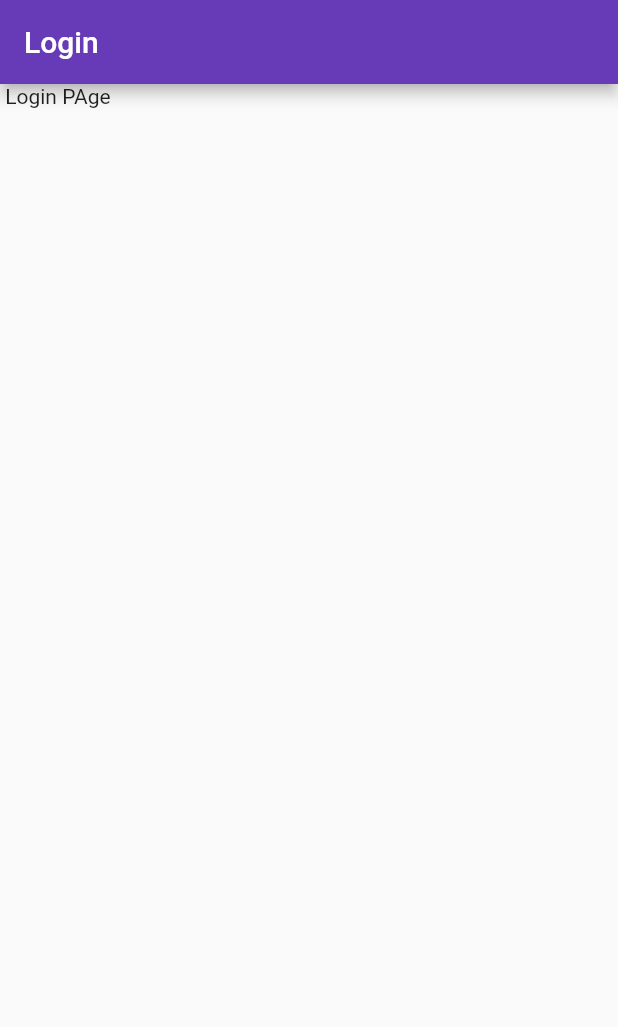
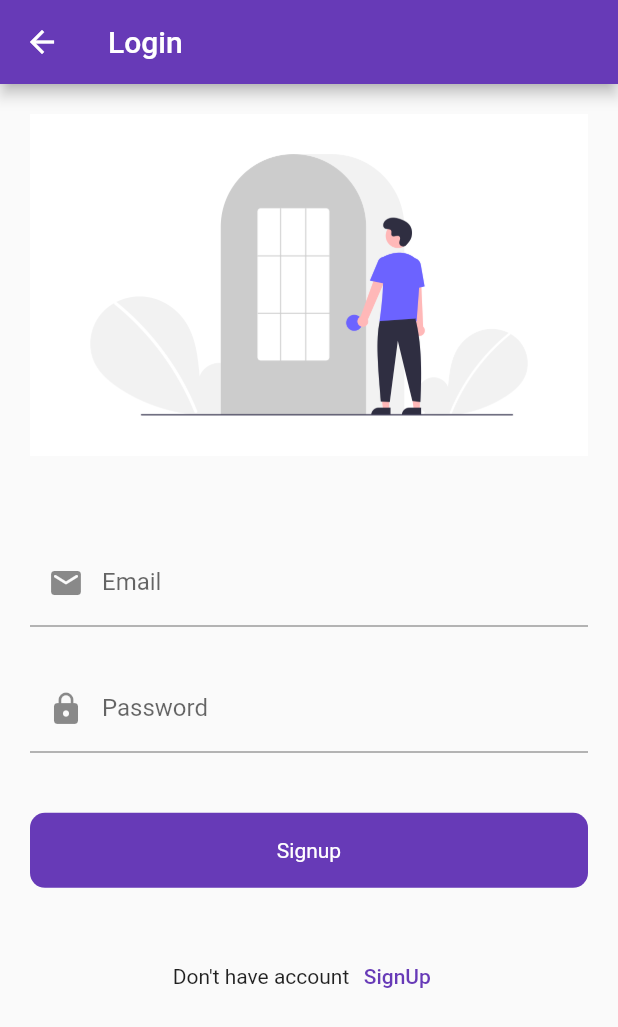
Before and after one commit to DhruvShrotriya/CollegeConnect, a Flutter app: the screen it shows after launch, on a phone screen of 412 x 824 dp. Shown: the top 1027 px of the screen. Run offline on Flutter 3.47's test engine with Material 2 defaults, Android fonts, the phone set to English and light mode, and no system bars; our stand-ins replace firebase_core; accounts and stored records are empty.

Commit message:
Login and Signup Frontend done

```diff
--- a/college_connect/lib/firebase_services/splash_services.dart
+++ b/college_connect/lib/firebase_services/splash_services.dart
@@ -1,4 +1,5 @@
 import 'package:college_connect/pages/auth/login_screen.dart';
+import 'package:college_connect/pages/auth/sign_up.dart';
 import 'package:flutter/material.dart';
 import 'package:flutter/widgets.dart';
 import 'dart:async';
--- a/college_connect/lib/pages/auth/login_screen.dart
+++ b/college_connect/lib/pages/auth/login_screen.dart
@@ -1,4 +1,8 @@
+import 'package:college_connect/pages/auth/sign_up.dart';
 import 'package:flutter/material.dart';
+import 'package:flutter/services.dart';
+
+import '../../widgets/round_button.dart';
 
 class LoginScreen extends StatefulWidget {
   const LoginScreen({super.key});
@@ -8,14 +12,106 @@ class LoginScreen extends StatefulWidget {
 }
 
 class _LoginScreenState extends State<LoginScreen> {
+  final _formKey = GlobalKey<FormState>();
+  final emailControler = TextEditingController();
+  final passwordControler = TextEditingController();
   @override
   Widget build(BuildContext context) {
-    return Scaffold(
-      appBar: AppBar(
-        automaticallyImplyLeading: false,
-        title: Text("Login"),
+    return WillPopScope(
+      onWillPop: () async {
+        SystemNavigator.pop();
+        return true;
+      },
+      child: Scaffold(
+        appBar: AppBar(
+          title: const Text("Login"),
+        ),
+        body: Padding(
+          padding: const EdgeInsets.all(20),
+          child: SingleChildScrollView(
+            child: Column(children: [
+              Image.asset(
+                "assets/images/Login_img.png",
+                fit: BoxFit.fill,
+              ),
+              SizedBox(
+                height: 55,
+              ),
+              Form(
+                  key: _formKey,
+                  child: Column(
+                    children: [
+                      TextFormField(
+                        keyboardType: TextInputType.emailAddress,
+                        controller: emailControler,
+                        decoration: const InputDecoration(
+                            hintText: 'Enter your email',
+                            labelText: 'Email',
+                            prefixIcon: Icon(Icons.email_rounded)),
+                        validator: (value) {
+                          if (value!.isEmpty) {
+                            return "Email can't be emty";
+                          }
+
+                          return null;
+                        },
+                      ),
+                      const SizedBox(
+                        height: 25,
+                      ),
+                      TextFormField(
+                        obscureText: true,
+                        controller: passwordControler,
+                        decoration: const InputDecoration(
+                            hintText: 'Enter your pass word ',
+                            labelText: 'Password',
+                            prefixIcon: Icon(Icons.lock)),
+                        validator: (value) {
+                          if (value!.isEmpty) {
+                            return "Password can't be emty";
+                          } else if (value.length < 6) {
+                            return "Password should have atleast 6 characters ";
+                          }
+
+                          return null;
+                        },
+                      ),
+                    ],
+                  )),
+              SizedBox(
+                height: 40,
+              ),
+              RoundButton(
+                title: "Signup",
+                onTap: () {
+                  if (_formKey.currentState!.validate()) {}
+                },
+              ),
+              SizedBox(
+                height: 35,
+              ),
+              Row(
+                mainAxisAlignment: MainAxisAlignment.center,
+                children: [
+                  const SizedBox(
+                    height: 25,
+                  ),
+                  Text("Don't have account"),
+                  TextButton(
+                    onPressed: () {
+                      Navigator.push(
+                          context,
+                          MaterialPageRoute(
+                              builder: (context) => SignUpScreen()));
+                    },
+                    child: Text("SignUp"),
+                  )
+                ],
+              )
+            ]),
+          ),
+        ),
       ),
-      body: Column(children: [Text(" Login PAge")]),
     );
   }
 }
--- /dev/null
+++ b/college_connect/lib/widgets/round_button.dart
@@ -0,0 +1,25 @@
+import 'package:flutter/material.dart';
+
+class RoundButton extends StatelessWidget {
+  final String title;
+  final VoidCallback onTap;
+  const RoundButton({super.key, required this.title, required this.onTap});
+
+  @override
+  Widget build(BuildContext context) {
+    return InkWell(
+      onTap: onTap,
+      child: Container(
+        height: 50,
+        decoration: BoxDecoration(
+            borderRadius: BorderRadius.circular(10), color: Colors.deepPurple),
+        child: Center(
+          child: Text(
+            title,
+            style: TextStyle(color: Colors.white),
+          ),
+        ),
+      ),
+    );
+  }
+}
--- a/college_connect/pubspec.yaml
+++ b/college_connect/pubspec.yaml
@@ -64,8 +64,8 @@ flutter:
   uses-material-design: true
 
   # To add assets to your application, add an assets section, like this:
-  # assets:
-  #   - images/a_dot_burr.jpeg
+  assets:
+  - assets/images/
   #   - images/a_dot_ham.jpeg
 
   # An image asset can refer to one or more resolution-specific "variants", see
```
Also changed, not shown: college_connect/lib/pages/auth/sign_up.dart (added, +91 -0 lines), college_connect/assets/images/Login_img.png (added), college_connect/assets/images/Signup_img.png (added).
